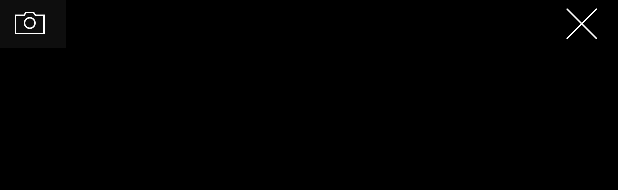
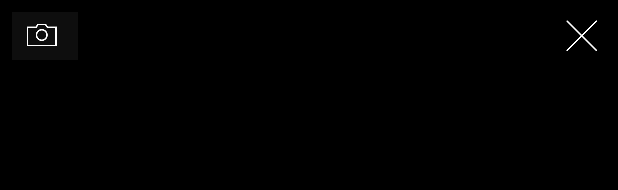
Before and after one commit to AdevintaSpain/Prado, an Android app: the layout activity_fullscreen_gallery.xml on its own in the app's theme, with its tools: preview values and no code run, on a phone screen of 412 x 824 dp. Shown: the top 190 px of the screen. Run offline under Robolectric (Android 15) with nearby library versions, the phone set to English and light mode, and no system bars.

Commit message:
add constrain to imageView

```diff
--- a/fullscreen-kallery/src/main/res/layout/activity_fullscreen_gallery.xml
+++ b/fullscreen-kallery/src/main/res/layout/activity_fullscreen_gallery.xml
@@ -17,6 +17,10 @@
       android:layout_centerInParent="true"
       app:rvp_singlePageFling="true"
       app:rvp_triggerOffset="0.25"
+      app:layout_constraintTop_toTopOf="parent"
+      app:layout_constraintRight_toRightOf="parent"
+      app:layout_constraintLeft_toLeftOf="parent"
+      app:layout_constraintBottom_toBottomOf="parent"
       />
 
   <TextView
@@ -25,6 +29,11 @@
       android:layout_height="wrap_content"
       android:textAppearance="@style/gallery_pagerIndicator_text"
       style="@style/gallery_pagerIndicator"
+      android:layout_marginLeft="8dp"
+      app:layout_constraintLeft_toLeftOf="parent"
+      app:layout_constraintTop_toTopOf="parent"
+      android:layout_marginTop="8dp"
+      android:layout_marginStart="8dp"
       />
 
   <ImageView
@@ -32,9 +41,11 @@
       android:layout_width="wrap_content"
       android:layout_height="wrap_content"
       style="@style/gallery_close_icon"
-      tools:layout_editor_absoluteY="0dp"
       android:layout_marginRight="8dp"
       app:layout_constraintRight_toRightOf="parent"
+      android:layout_marginEnd="8dp"
+      app:layout_constraintTop_toTopOf="parent"
+      android:layout_marginTop="8dp"
       />
 
 </android.support.constraint.ConstraintLayout>
```
